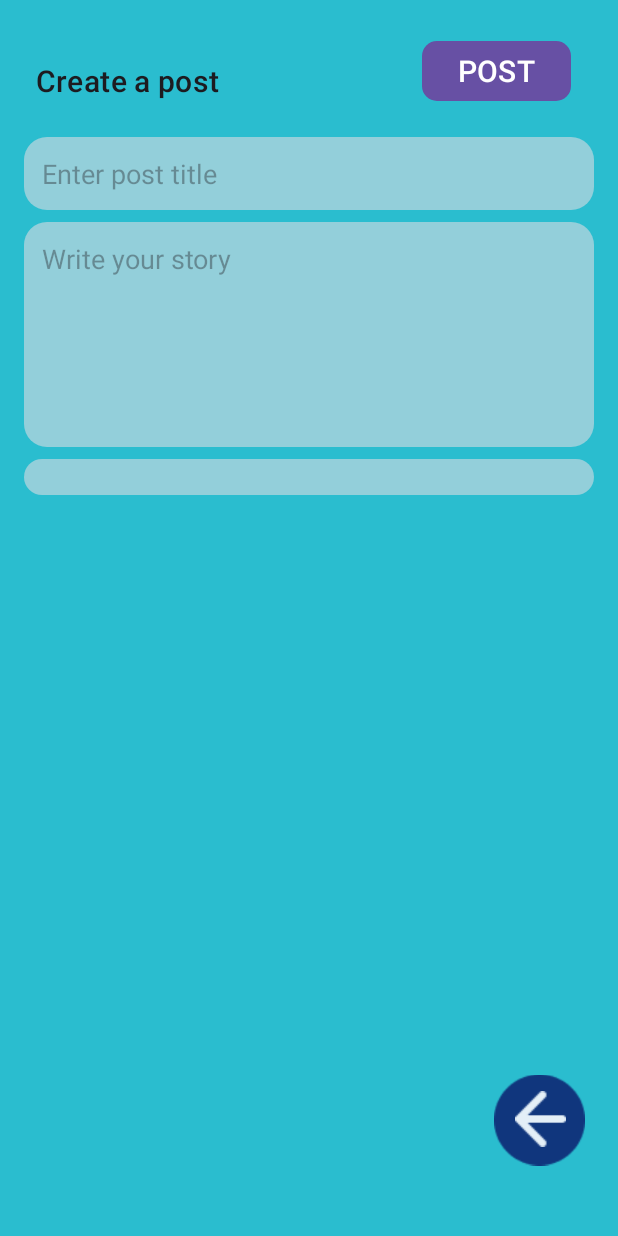
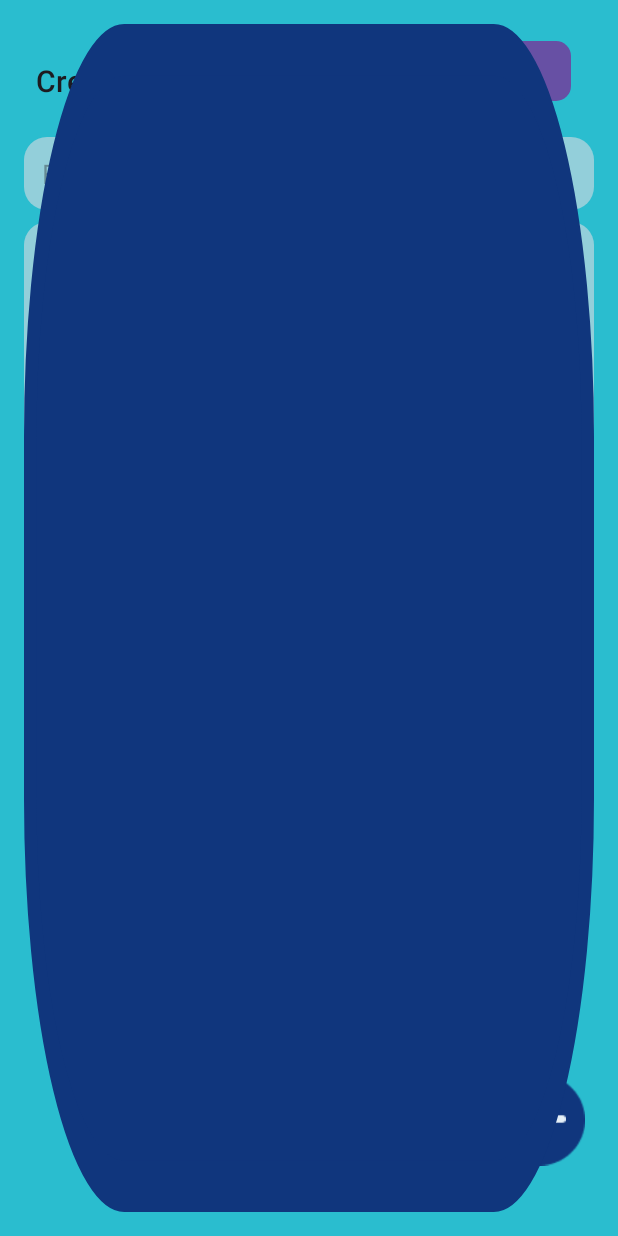
Before and after one commit to Davut-Atajanov/Simple-Reddit, an Android app: the AddPost screen opened directly, with no data from a screen before it, on a phone screen of 412 x 824 dp. Run offline under Robolectric (Android 15) with nearby library versions, the light colour scheme and no system bars; our stand-ins replace Room's generated code; Roboto replaces fonts that are not available here.

Commit message:
design update on feed

```diff
--- /dev/null
+++ b/app/src/main/res/drawable/rectangle_1.xml
@@ -0,0 +1,11 @@
+<vector xmlns:android="http://schemas.android.com/apk/res/android"
+    android:width="91dp"
+    android:height="46dp"
+    android:viewportWidth="91"
+    android:viewportHeight="46">
+  <path
+      android:pathData="M16,1L75,1A15,15 0,0 1,90 16L90,30A15,15 0,0 1,75 45L16,45A15,15 0,0 1,1 30L1,16A15,15 0,0 1,16 1z"
+      android:strokeWidth="2"
+      android:fillColor="#10367D"
+      android:strokeColor="#10367D"/>
+</vector>
--- a/app/src/main/res/layout/activity_add_post.xml
+++ b/app/src/main/res/layout/activity_add_post.xml
@@ -92,4 +92,15 @@
         android:textSize="20sp"
         app:cornerRadius="10dp" />
 
+    <View
+        android:id="@+id/rectangle_1"
+        android:layout_width="0dp"
+        android:layout_height="0dp"
+        android:layout_alignParentLeft="true"
+        android:layout_alignParentRight="true"
+        android:layout_alignParentTop="true"
+        android:layout_alignParentBottom="true"
+        android:background="@drawable/rectangle_1"
+        />
+
 </RelativeLayout>
```
Also changed, not shown: app/src/main/res/layout/activity_feed.xml (+42 -5 lines).
